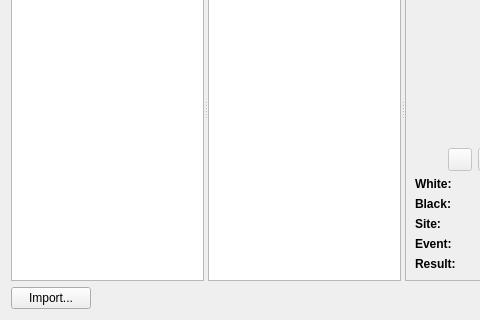
Before: the Qt Designer form projects/gui/ui/gamedatabasedlg.ui in cutechess/cutechess, drawn with Qt 5; both pictures show x 0 to 480 and y 103 to 423 of the 616 by 423 pixel window.
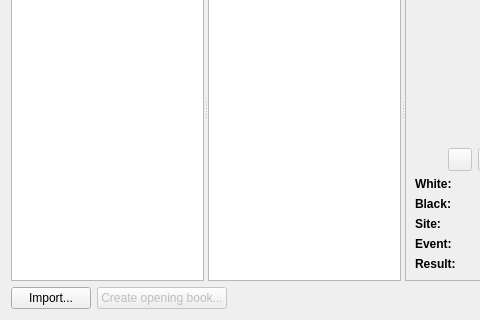
After: the same form once the commit is applied.

Commit message: Initial implementation of opening book creation

The edit to the form file:
```diff
--- a/projects/gui/ui/gamedatabasedlg.ui
+++ b/projects/gui/ui/gamedatabasedlg.ui
@@ -349,6 +349,16 @@
        </property>
       </widget>
      </item>
+     <item>
+      <widget class="QPushButton" name="m_createOpeningBookBtn">
+       <property name="enabled">
+        <bool>false</bool>
+       </property>
+       <property name="text">
+        <string>Create opening book...</string>
+       </property>
+      </widget>
+     </item>
      <item>
       <spacer name="horizontalSpacer_3">
        <property name="orientation">
```
The commit also changes 2 other files.
